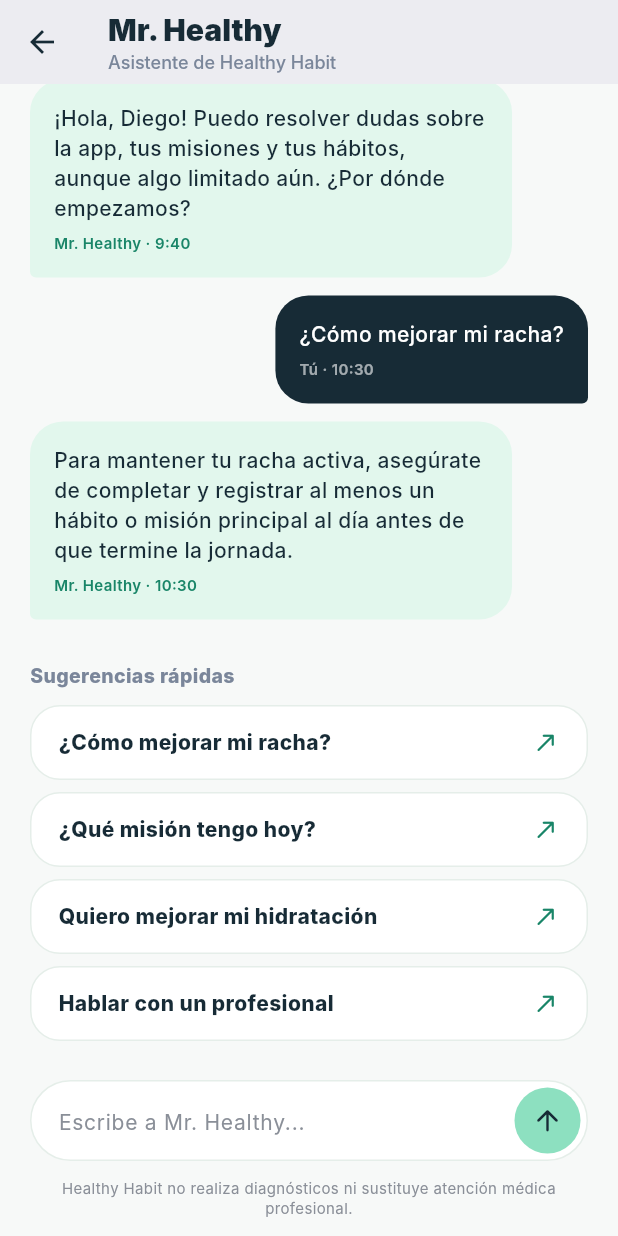
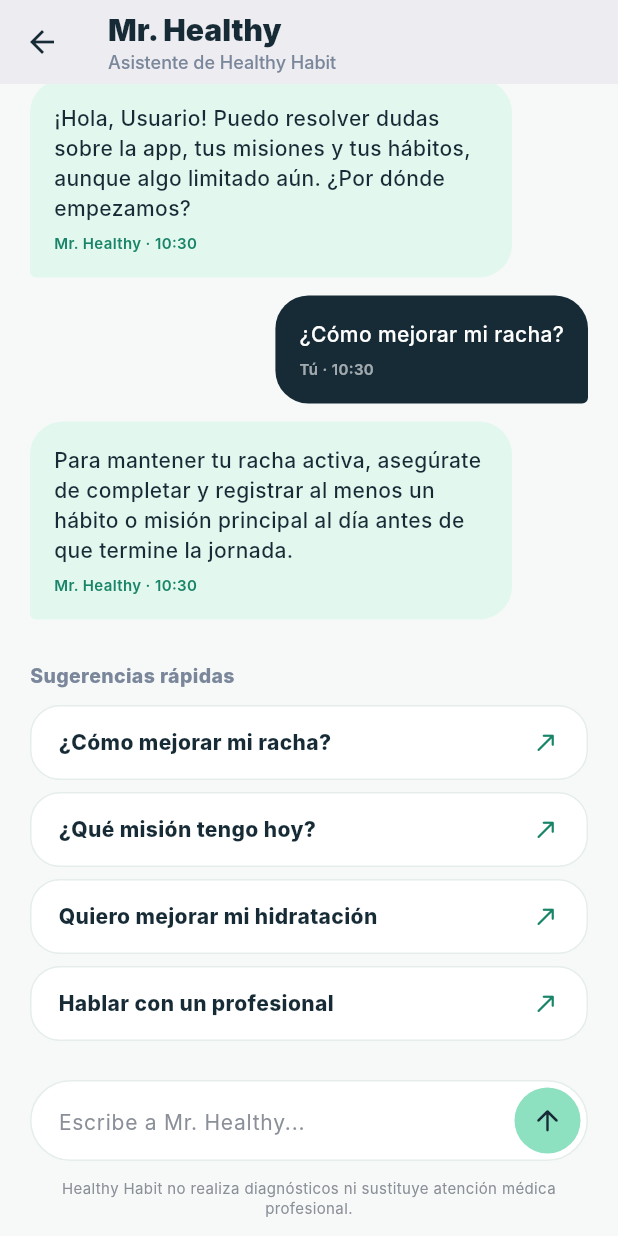
Before and after one commit to roldanvalego602-stack/Healthy-Habit-v2, a Flutter app: the NutriChatPage screen opened directly, after a tap on "¿Cómo mejorar mi racha?", on a phone screen of 412 x 824 dp. Run offline on Flutter 3.47's test engine with Material 3 defaults, Android fonts, the phone set to English and light mode, and no system bars; our stand-ins replace cloud_firestore, firebase_auth, firebase_core, google_sign_in, shared_preferences; accounts and stored records are empty; network calls fail; Roboto replaces fonts that are missing (Inter).

Commit message:
primeros cambios en rama Mijo

```diff
--- a/analysis_options.yaml
+++ b/analysis_options.yaml
@@ -7,6 +7,15 @@
 
 # The following line activates a set of recommended lints for Flutter apps,
 # packages, and plugins designed to encourage good coding practices.
+analyzer:
+  exclude:
+    - build/**
+    - android/**
+    - ios/**
+    - web/**
+    - windows/**
+    - macos/**
+    - linux/**
 include: package:flutter_lints/flutter.yaml
 
 linter:
--- a/lib/main.dart
+++ b/lib/main.dart
@@ -119,7 +119,12 @@ class _HomeScreenState extends State<HomeScreen> {
 
         final userData = userSnapshot.data?.data() ?? {};
 
-        final String name = userData['name'] as String? ?? 'Usuario';
+        final String name =
+            ((userData['name'] as String?) ?? '').trim().isNotEmpty
+                ? (userData['name'] as String).trim()
+                : ((currentUser.displayName ?? '').trim().isNotEmpty
+                    ? currentUser.displayName!.trim()
+                    : 'Usuario');
         final String? photoUrl =
             userData['photoUrl'] as String? ?? currentUser.photoURL;
         final int level = (userData['level'] as num?)?.toInt() ?? 1;
--- a/lib/páginas/chatbot/nutri_calculator_service.dart
+++ b/lib/páginas/chatbot/nutri_calculator_service.dart
@@ -1,6 +1,4 @@
-import 'dart:math';
 import 'package:flutter/material.dart';
-import 'nutrichat.dart';
 
 class NutriCalculatorService {
   // Estados para IMC
--- a/lib/páginas/chatbot/nutrichat.dart
+++ b/lib/páginas/chatbot/nutrichat.dart
@@ -1,4 +1,6 @@
 import 'dart:math';
+import 'package:cloud_firestore/cloud_firestore.dart';
+import 'package:firebase_auth/firebase_auth.dart';
 import 'package:flutter/material.dart';
 import 'nutri_calculator_service.dart';
 
@@ -21,16 +23,135 @@ class _NutriChatPageState extends State<NutriChatPage> {
   final TextEditingController messageController = TextEditingController();
   final ScrollController scrollController = ScrollController();
   final NutriCalculatorService _calculatorService = NutriCalculatorService();
+  final List<String> offensiveWords = [
+    //IA
+    'puta',
+    'puta',
+    'puto',
+    'culo',
+    'mierda',
+    'imbecil',
+    'idiota',
+    'cabron',
+    'cabrona',
+    'estupido',
+    'gilipollas',
+    'pendejo',
+    'pendeja',
+    'hijo de puta',
+    'maldito',
+    'zorra',
+    'pedo',
+    //IA
+    //Mijo
+    'perro malnacido',
+    'perra malnacida',
+    'buey',
+    'vete a la verga',
+    'vrg',
+    'verga',
+    'estupida',
+    'estupido',
+    'perra',
+    'perra madre',
+    'chingada madre'
+    'vete a la chingada',
+    'chingada',
+    'perro infeliz',
+    'perro',
+    'hijo de la chingada',
+    'tonto',
+    'tonta',
+    'tu puta madre',
+    'tonto chatbot',
+    'vete a la vrg',
+
+  ];
   bool isTyping = false;
 
-  final List<ChatMessage> messages = [
-    ChatMessage(
-      text:
-          '¡Hola, Diego! Puedo resolver dudas sobre la app, tus misiones y tus hábitos, aunque algo limitado aún. ¿Por dónde empezamos?',
-      isUser: false,
-      time: '9:40',
-    ),
-  ];
+  List<ChatMessage> messages = [];
+
+  String _getCurrentUserNameSync() {
+    final user = FirebaseAuth.instance.currentUser;
+    final displayName = user?.displayName;
+    if (displayName != null && displayName.trim().isNotEmpty) {
+      return displayName.trim();
+    }
+
+    final email = user?.email;
+    if (email != null && email.contains('@')) {
+      return email.split('@').first.trim();
+    }
+
+    return 'Usuario';
+  }
+
+  @override
+  void initState() {
+    super.initState();
+    final initialName = _getCurrentUserNameSync();
+    messages = [
+      ChatMessage(
+        text:
+            '¡Hola, $initialName! Puedo resolver dudas sobre la app, tus misiones y tus hábitos, aunque algo limitado aún. ¿Por dónde empezamos?',
+        isUser: false,
+        time: _getFormattedTime(),
+      ),
+    ];
+    _loadUserName();
+  }
+
+  Future<void> _loadUserName() async {
+    final name = await _getCurrentUserName();
+    if (!mounted) return;
+
+    setState(() {
+      if (messages.isNotEmpty) {
+        messages[0] = ChatMessage(
+          text:
+              '¡Hola, $name! Puedo resolver dudas sobre la app, tus misiones y tus hábitos, aunque algo limitado aún. ¿Por dónde empezamos?',
+          isUser: false,
+          time: messages[0].time,
+        );
+      }
+    });
+  }
+
+  Future<String> _getCurrentUserName() async {
+    final user = FirebaseAuth.instance.currentUser;
+    if (user == null) return 'Usuario';
+
+    try {
+      await user.reload();
+    } catch (_) {}
+
+    final refreshedUser = FirebaseAuth.instance.currentUser;
+    if (refreshedUser == null) return 'Usuario';
+
+    try {
+      final snapshot =
+          await FirebaseFirestore.instance
+              .collection('users')
+              .doc(refreshedUser.uid)
+              .get();
+      final firestoreName = snapshot.data()?['name'];
+      if (firestoreName is String && firestoreName.trim().isNotEmpty) {
+        return firestoreName.trim();
+      }
+    } catch (_) {}
+
+    final displayName = refreshedUser.displayName;
+    if (displayName != null && displayName.trim().isNotEmpty) {
+      return displayName.trim();
+    }
+
+    final email = refreshedUser.email;
+    if (email != null && email.contains('@')) {
+      return email.split('@').first.trim();
+    }
+
+    return 'Usuario';
+  }
 
   final List<String> quickOptions = [
     '¿Cómo mejorar mi racha?',
@@ -61,6 +182,29 @@ class _NutriChatPageState extends State<NutriChatPage> {
     });
 
     scrollToBottom();
+
+    if (_containsProfanity(text)) {
+      final response =
+          'No acepto mensajes con groserías ni lenguaje ofensivo. Si necesitas ayuda con hábitos, hidratación o tus metas, estoy aquí para ayudarte.';
+
+      Future.delayed(const Duration(milliseconds: 450), () {
+        if (!mounted) return;
+
+        setState(() {
+          messages.add(
+            ChatMessage(
+              text: response,
+              isUser: false,
+              time: _getFormattedTime(),
+            ),
+          );
+          isTyping = false;
+        });
+
+        scrollToBottom();
+      });
+      return;
+    }
 
     final normalizedText = _normalizeText(text);
     final isActiveCalculatorFlow =
@@ -107,6 +251,10 @@ class _NutriChatPageState extends State<NutriChatPage> {
   String getNutriResponse(String input) {
     final text = _normalizeText(input);
 
+    if (_containsProfanity(text)) {
+      return 'No acepto mensajes con groserías ni lenguaje ofensivo. Si necesitas ayuda con hábitos, hidratación o tus metas, estoy aquí para ayudarte.';
+    }
+
     if (_containsAny(text, ['racha', 'como mejorar mi racha'])) {
       return 'Para mantener tu racha activa, asegúrate de completar y registrar al menos un hábito o misión principal al día antes de que termine la jornada.';
     }
@@ -139,7 +287,16 @@ class _NutriChatPageState extends State<NutriChatPage> {
       return 'Aquí tienes una sugerencia práctica:\n\n$consejo';
     }
 
-    return 'Puedo ayudarte con información sobre hábitos, misiones diarias, hidratación o cálculo de tu IMC/GET. ¿Sobre cuál te gustaría profundizar?';
+    return 'Puedo ayudarte con información sobre hábitos, misiones diarias, hidratación o cálculo de tu IMC. ¿Sobre cuál te gustaría profundizar?';
+  }
+
+  bool _containsProfanity(String text) {
+    final normalized = _normalizeText(text);
+    if (normalized.isEmpty) return false;
+
+    return offensiveWords.any(
+      (word) => normalized.contains(_normalizeText(word)),
+    );
   }
 
   bool _containsAny(String text, List<String> keywords) {
--- a/lib/páginas/inicio.dart
+++ b/lib/páginas/inicio.dart
@@ -86,7 +86,12 @@ class _HomeScreen2State extends State<HomeScreen2> {
         final Map<String, dynamic> userData =
             (userSnapshot.data?.data() as Map<String, dynamic>?) ?? {};
 
-        final String name = userData['name'] ?? 'Usuario';
+        final String name =
+            ((userData['name'] as String?) ?? '').trim().isNotEmpty
+                ? (userData['name'] as String).trim()
+                : ((currentUser.displayName ?? '').trim().isNotEmpty
+                    ? currentUser.displayName!.trim()
+                    : 'Usuario');
         final String? photoUrl = userData['photoUrl'] ?? currentUser.photoURL;
         final int level = userData['level'] ?? 1;
         final String levelTitle = userData['title'] ?? 'Cultivador Constante';
--- a/lib/servicios/autenticacion_servicio.dart
+++ b/lib/servicios/autenticacion_servicio.dart
@@ -26,6 +26,9 @@ class AuthService {
       User? user = credential.user;
 
       if (user != null) {
+        await user.updateDisplayName(name);
+        await user.reload();
+
         // Guardar su perfil inicial en Firestore
         await _firebaseService.saveUserData(
           uid: user.uid,
```
Also changed, not shown: pubspec.lock, web_entrypoint.dart (added).
